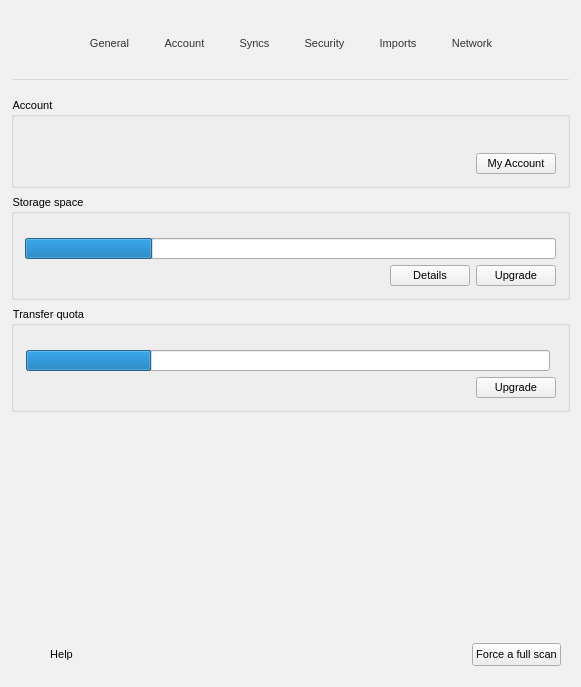
Qt form src/MEGASync/gui/win/SettingsDialog.ui (meganz/MEGAsync) before a commit.
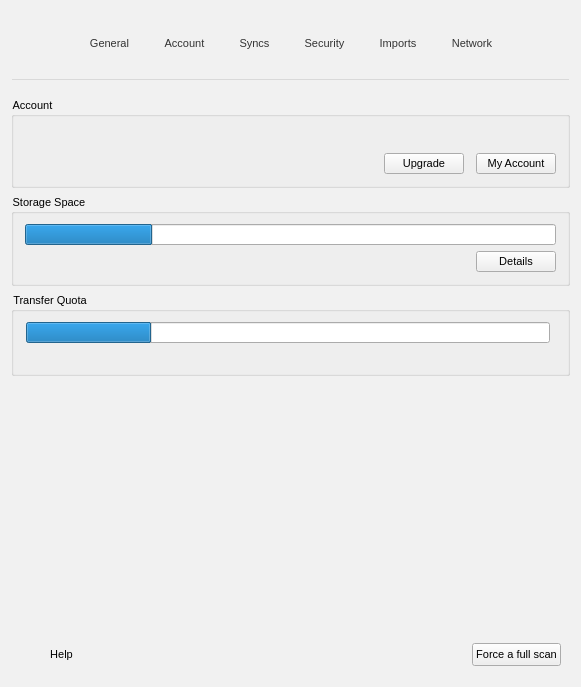
The same form after that commit. The open tabs and pages were chosen to show the change. Icons and pictures are not drawn. Custom widgets are drawn as their Qt base class.

Commit message:
Update Account pane elements according to new design
Show account upgrade button only for Free accounts and in the general
section. Cleanup Storage Space and Transfer Quota sections code and
display afferent progress bars according to new convention.

Other general improvements for the pane, including for the overview
section.

```diff
--- a/src/MEGASync/gui/win/SettingsDialog.ui
+++ b/src/MEGASync/gui/win/SettingsDialog.ui
@@ -1192,6 +1192,54 @@
              <property name="spacing">
               <number>0</number>
              </property>
+             <item row="2" column="2">
+              <widget class="QPushButton" name="bUpgrade">
+               <property name="sizePolicy">
+                <sizepolicy hsizetype="Maximum" vsizetype="Fixed">
+                 <horstretch>0</horstretch>
+                 <verstretch>0</verstretch>
+                </sizepolicy>
+               </property>
+               <property name="focusPolicy">
+                <enum>Qt::StrongFocus</enum>
+               </property>
+               <property name="text">
+                <string>Upgrade</string>
+               </property>
+               <property name="autoDefault">
+                <bool>false</bool>
+               </property>
+              </widget>
+             </item>
+             <item row="2" column="4">
+              <widget class="QPushButton" name="bMyAccount">
+               <property name="sizePolicy">
+                <sizepolicy hsizetype="Maximum" vsizetype="Fixed">
+                 <horstretch>0</horstretch>
+                 <verstretch>0</verstretch>
+                </sizepolicy>
+               </property>
+               <property name="text">
+                <string>My Account</string>
+               </property>
+              </widget>
+             </item>
+             <item row="2" column="1">
+              <widget class="QLabel" name="lAccountType">
+               <property name="sizePolicy">
+                <sizepolicy hsizetype="MinimumExpanding" vsizetype="Preferred">
+                 <horstretch>0</horstretch>
+                 <verstretch>0</verstretch>
+                </sizepolicy>
+               </property>
+               <property name="focusPolicy">
+                <enum>Qt::StrongFocus</enum>
+               </property>
+               <property name="indent">
+                <number>5</number>
+               </property>
+              </widget>
+             </item>
              <item row="2" column="0">
               <widget class="QPushButton" name="lAccountImage">
                <property name="sizePolicy">
@@ -1230,45 +1278,32 @@
                </property>
               </widget>
              </item>
-             <item row="2" column="1">
-              <widget class="QLabel" name="lAccountType">
-               <property name="sizePolicy">
-                <sizepolicy hsizetype="Minimum" vsizetype="Preferred">
-                 <horstretch>0</horstretch>
-                 <verstretch>0</verstretch>
-                </sizepolicy>
-               </property>
-               <property name="focusPolicy">
-                <enum>Qt::StrongFocus</enum>
-               </property>
-               <property name="indent">
-                <number>5</number>
-               </property>
-              </widget>
-             </item>
-             <item row="2" column="2">
-              <widget class="QPushButton" name="bMyAccount">
-               <property name="sizePolicy">
-                <sizepolicy hsizetype="Maximum" vsizetype="Fixed">
-                 <horstretch>0</horstretch>
-                 <verstretch>0</verstretch>
-                </sizepolicy>
-               </property>
-               <property name="text">
-                <string>My Account</string>
-               </property>
-              </widget>
-             </item>
-             <item row="1" column="0" colspan="3">
+             <item row="1" column="0" colspan="5">
               <widget class="QLabel" name="lEmail">
                <property name="focusPolicy">
                 <enum>Qt::StrongFocus</enum>
                </property>
               </widget>
              </item>
-             <item row="0" column="0" colspan="3">
+             <item row="0" column="0" colspan="5">
               <widget class="QLabel" name="lName"/>
              </item>
+             <item row="2" column="3">
+              <spacer name="horizontalSpacer_15">
+               <property name="orientation">
+                <enum>Qt::Horizontal</enum>
+               </property>
+               <property name="sizeType">
+                <enum>QSizePolicy::Maximum</enum>
+               </property>
+               <property name="sizeHint" stdset="0">
+                <size>
+                 <width>12</width>
+                 <height>0</height>
+                </size>
+               </property>
+              </spacer>
+             </item>
             </layout>
            </widget>
           </item>
@@ -1277,22 +1312,13 @@
        </item>
        <item>
         <widget class="QGroupBox" name="gStorageSpace">
-         <property name="sizePolicy">
-          <sizepolicy hsizetype="Preferred" vsizetype="Maximum">
-           <horstretch>0</horstretch>
-           <verstretch>0</verstretch>
-          </sizepolicy>
-         </property>
          <property name="title">
-          <string>Storage space</string>
+          <string>Storage Space</string>
          </property>
          <property name="flat">
           <bool>true</bool>
          </property>
          <layout class="QVBoxLayout" name="verticalLayout_7">
-          <property name="topMargin">
-           <number>25</number>
-          </property>
           <item>
            <widget class="QProgressBar" name="pStorage">
             <property name="focusPolicy">
@@ -1344,19 +1370,6 @@
               </property>
              </widget>
             </item>
-            <item>
-             <widget class="QPushButton" name="bUpgrade">
-              <property name="focusPolicy">
-               <enum>Qt::StrongFocus</enum>
-              </property>
-              <property name="text">
-               <string>Upgrade</string>
-              </property>
-              <property name="autoDefault">
-               <bool>false</bool>
-              </property>
-             </widget>
-            </item>
            </layout>
           </item>
          </layout>
@@ -1365,15 +1378,12 @@
        <item>
         <widget class="QGroupBox" name="gBandwidthQuota">
          <property name="title">
-          <string>Transfer quota</string>
+          <string>Transfer Quota</string>
          </property>
          <property name="flat">
           <bool>true</bool>
          </property>
-         <layout class="QVBoxLayout" name="verticalLayout">
-          <property name="topMargin">
-           <number>25</number>
-          </property>
+         <layout class="QVBoxLayout" name="verticalLayout_9999">
           <item>
            <widget class="QProgressBar" name="pUsedBandwidth">
             <property name="focusPolicy">
@@ -1409,19 +1419,6 @@
               </property>
              </spacer>
             </item>
-            <item>
-             <widget class="QPushButton" name="bUpgradeBandwidth">
-              <property name="focusPolicy">
-               <enum>Qt::StrongFocus</enum>
-              </property>
-              <property name="text">
-               <string>Upgrade</string>
-              </property>
-              <property name="autoDefault">
-               <bool>false</bool>
-              </property>
-             </widget>
-            </item>
            </layout>
           </item>
          </layout>
```
Left out of the diff: 25 changed lines with no effect on the pictures. The commit also changes 5 other files.
